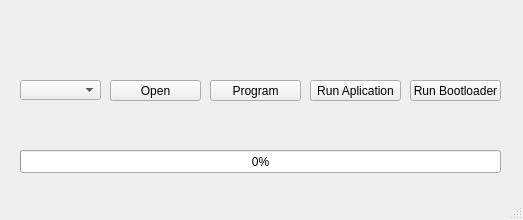
Before: the Qt Designer form mainwindow.ui in flishet/GUI-Bootloader, drawn with Qt 5.
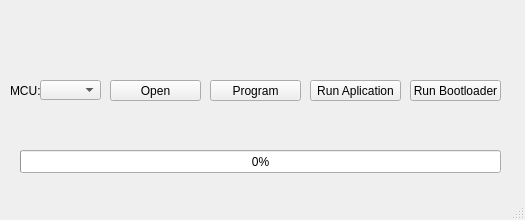
After: the same form once the commit is applied.

Patch:
```diff
--- a/mainwindow.ui
+++ b/mainwindow.ui
@@ -6,7 +6,7 @@
    <rect>
     <x>0</x>
     <y>0</y>
-    <width>523</width>
+    <width>525</width>
     <height>220</height>
    </rect>
   </property>
@@ -18,14 +18,14 @@
   </property>
   <property name="minimumSize">
    <size>
-    <width>360</width>
+    <width>525</width>
     <height>220</height>
    </size>
   </property>
   <property name="maximumSize">
    <size>
-    <width>700</width>
-    <height>350</height>
+    <width>525</width>
+    <height>220</height>
    </size>
   </property>
   <property name="windowTitle">
@@ -132,9 +132,9 @@
    <widget class="QComboBox" name="combo_mcu">
     <property name="geometry">
      <rect>
-      <x>20</x>
+      <x>40</x>
       <y>80</y>
-      <width>81</width>
+      <width>61</width>
       <height>20</height>
      </rect>
     </property>
@@ -152,6 +152,22 @@
      <string>Program</string>
     </property>
    </widget>
+   <widget class="QLabel" name="label_3">
+    <property name="geometry">
+     <rect>
+      <x>10</x>
+      <y>80</y>
+      <width>31</width>
+      <height>21</height>
+     </rect>
+    </property>
+    <property name="text">
+     <string>MCU:</string>
+    </property>
+    <property name="alignment">
+     <set>Qt::AlignLeading|Qt::AlignLeft|Qt::AlignVCenter</set>
+    </property>
+   </widget>
   </widget>
   <widget class="QStatusBar" name="statusbar"/>
  </widget>
```
